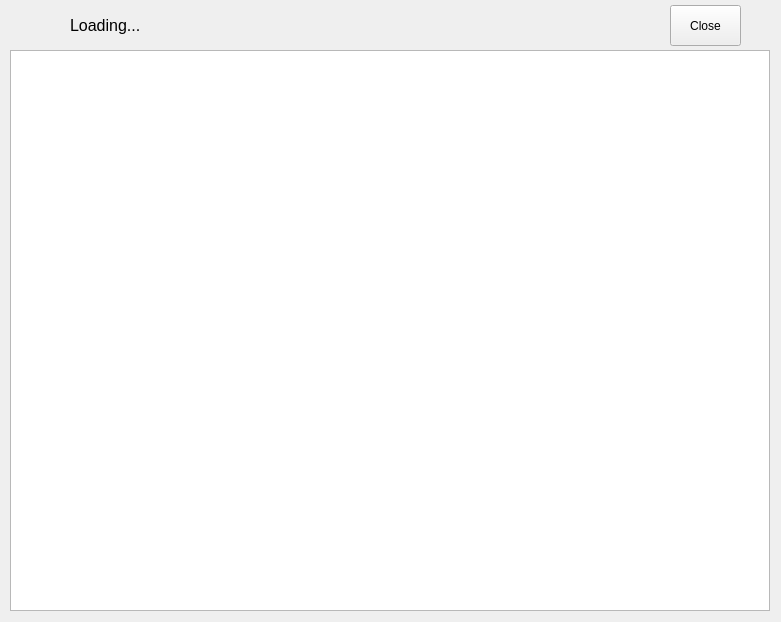
Above: list_formats.ui from hyseki777/Yet-Another-yt-dlp-Frontend before the change. Below: the same form after it.
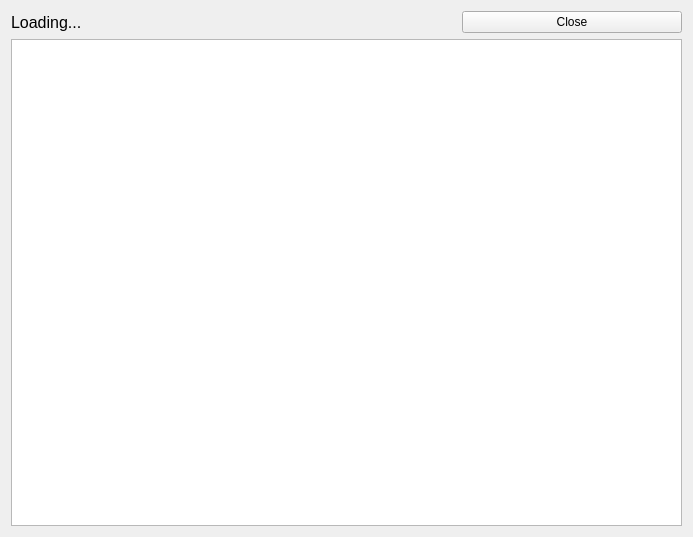
That is the form after the change.

The edit to the form file:
```diff
--- a/list_formats.ui
+++ b/list_formats.ui
@@ -6,22 +6,18 @@
    <rect>
     <x>0</x>
     <y>0</y>
-    <width>781</width>
-    <height>622</height>
+    <width>693</width>
+    <height>537</height>
    </rect>
   </property>
   <property name="windowTitle">
    <string>Form</string>
   </property>
+  <layout class="QVBoxLayout" name="verticalLayout">
+   <item>
+    <layout class="QHBoxLayout" name="header_hLayout">
+     <item>
   <widget class="QLabel" name="label">
-   <property name="geometry">
-    <rect>
-     <x>70</x>
-     <y>5</y>
-     <width>591</width>
-     <height>41</height>
-    </rect>
-   </property>
    <property name="font">
     <font>
      <pointsize>12</pointsize>
@@ -31,29 +27,27 @@
     <string>Loading...</string>
    </property>
   </widget>
-  <widget class="QListWidget" name="listWidget">
-   <property name="geometry">
-    <rect>
-     <x>10</x>
-     <y>50</y>
-     <width>760</width>
-     <height>561</height>
-    </rect>
-   </property>
-  </widget>
+     </item>
+     <item>
+      <widget class="QLabel" name="label_2">
+       <property name="text">
+        <string/>
+       </property>
+      </widget>
+     </item>
+     <item>
   <widget class="QPushButton" name="close_button">
-   <property name="geometry">
-    <rect>
-     <x>670</x>
-     <y>5</y>
-     <width>71</width>
-     <height>41</height>
-    </rect>
-   </property>
    <property name="text">
     <string>Close</string>
    </property>
   </widget>
+     </item>
+    </layout>
+   </item>
+   <item>
+    <widget class="QListWidget" name="listWidget"/>
+   </item>
+  </layout>
  </widget>
  <resources/>
  <connections/>
```
Lines whose indentation alone changed are shown as unchanged.
